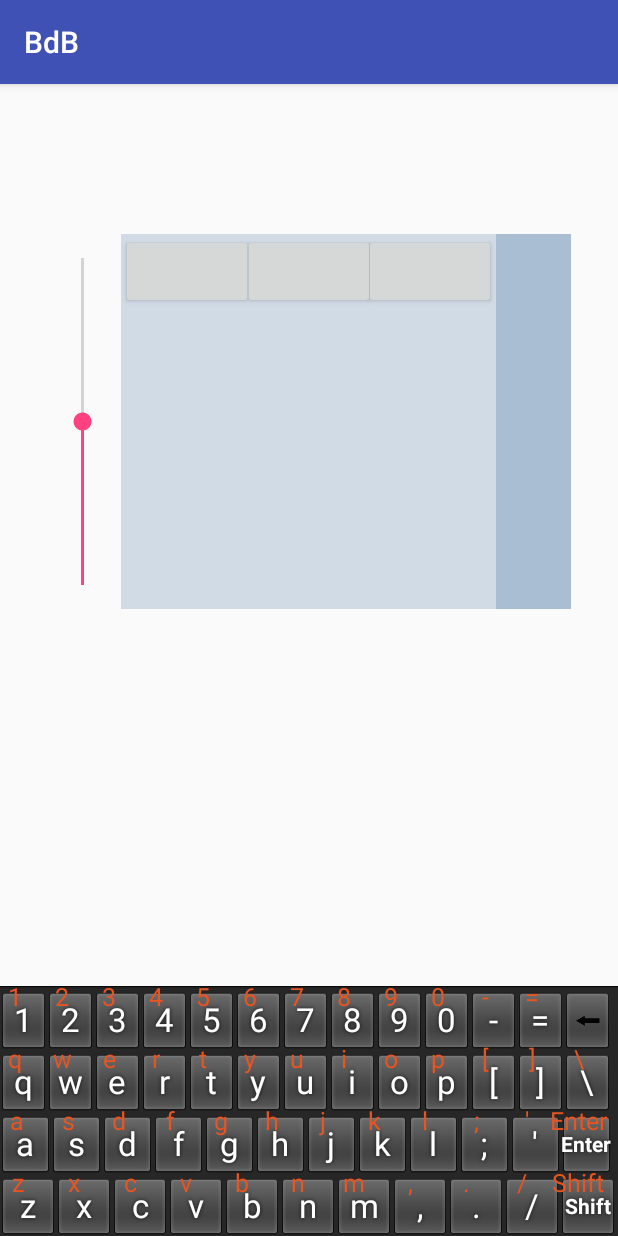
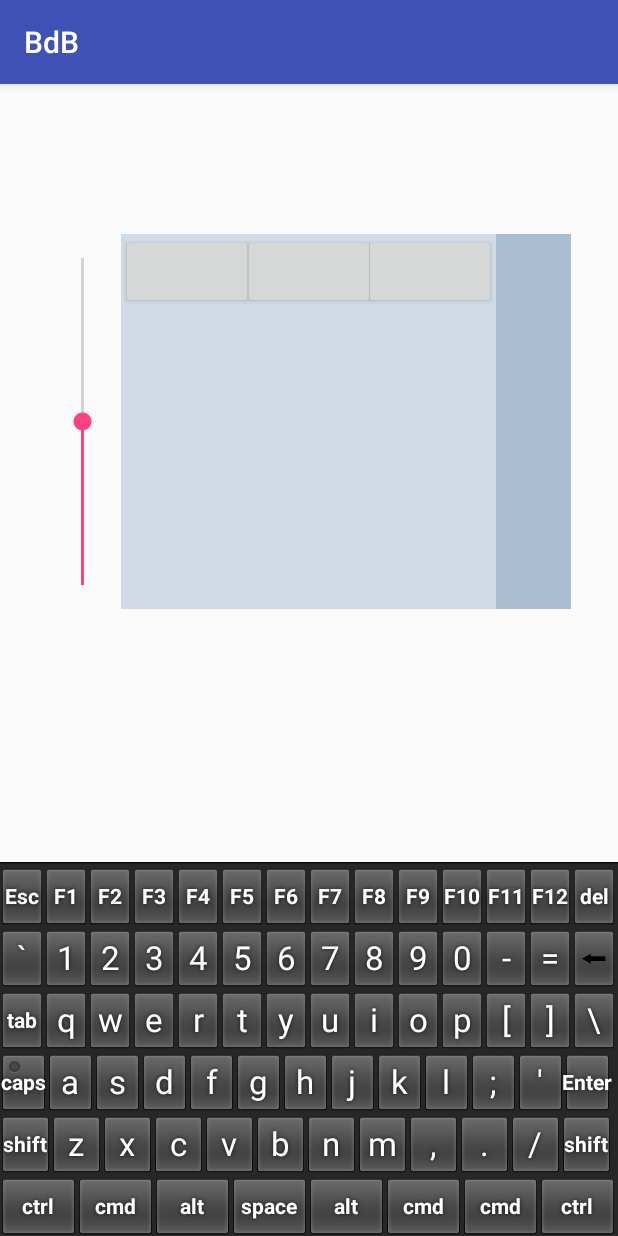
Before and after one commit to gnotomista/BdB, an Android app: the fragment MouseKeyboardFragment shown on its own in the app's theme, after a tap on an icon or button, on a phone screen of 412 x 824 dp. Run offline under Robolectric (Android 15) with nearby library versions, the phone set to English and light mode, and no system bars.

Commit message:
further modification to custom keyboard (sticky button, codes and labels)

```diff
--- a/app/src/main/java/com/example/gennaro/bdb/ProgKeyboard.java
+++ b/app/src/main/java/com/example/gennaro/bdb/ProgKeyboard.java
@@ -13,6 +13,7 @@
 import java.io.IOException;
 import java.util.ArrayList;
 import java.util.HashMap;
+import java.util.List;
 import java.util.Map;
 
 public class ProgKeyboard {
@@ -24,18 +25,18 @@
 
     private KeyboardView.OnKeyboardActionListener onKeyboardActionListener = new KeyboardView.OnKeyboardActionListener() {
         @Override
-        public void onPress(int i) {
+        public void onPress(int keycode) {
 
         }
 
         @Override
-        public void onRelease(int i) {
+        public void onRelease(int keycode) {
 
         }
 
         @Override
-        public void onKey(int i, int[] ints) {
-            decodeAndSend(i, ints);
+        public void onKey(int keycode, int[] keycodes) {
+            decodeAndSend(keycode, keycodes);
         }
 
         @Override
@@ -97,7 +98,17 @@
         keyboardView.setEnabled(false);
     }
 
-    private void decodeAndSend(int keyCode, int[] allKeyCodes) {
+    private void decodeAndSend(int keyCode, int[] keyCodes) {
+        List<Keyboard.Key> keys = this.keyboardView.getKeyboard().getKeys();
+        for (Keyboard.Key k : keys) {
+            if (k.codes[0] == 301) {
+                if (k.on)
+                    System.out.println("caps on");
+                else
+                    System.out.println("caps off");
+            }
+        }
+
         String keyChar = (pressedKey.get(keyCode)).get(1);
         if (keyCode < 0) {
             keyCodeString = keyChar + "+";
--- a/app/src/main/java/com/example/gennaro/bdb/ProgKeyboardView.java
+++ b/app/src/main/java/com/example/gennaro/bdb/ProgKeyboardView.java
@@ -31,20 +31,20 @@
         super(inEditMode ? new ContextWrapperInner(context) : context, attrs);
     }
 
-    @Override
-    public void onDraw(Canvas canvas) {
-        super.onDraw(canvas);
-
-        paint.setTextAlign(Paint.Align.CENTER);
-        paint.setTextSize(25);
-        paint.setColor(Color.parseColor("#E95420"));
-
-        List<Keyboard.Key> keys = getKeyboard().getKeys();
-        for(Keyboard.Key key: keys) {
-            if(key.label != null)
-                canvas.drawText(key.label.toString(), key.x + (key.width/3), key.y + (key.height/3), paint);
-        }
-    }
+//    @Override
+//    public void onDraw(Canvas canvas) {
+//        super.onDraw(canvas);
+//
+//        paint.setTextAlign(Paint.Align.CENTER);
+//        paint.setTextSize(25);
+//        paint.setColor(Color.parseColor("#E95420"));
+//
+//        List<Keyboard.Key> keys = getKeyboard().getKeys();
+//        for(Keyboard.Key key: keys) {
+//            if(key.label != null)
+//                canvas.drawText(key.label.toString(), key.x + (key.width/3), key.y + (key.height/3), paint);
+//        }
+//    }
 
     public static class ContextWrapperInner extends ContextWrapper {
         Context base;
--- a/app/src/main/res/xml/prog_keyboard_qwerty.xml
+++ b/app/src/main/res/xml/prog_keyboard_qwerty.xml
@@ -1,63 +1,93 @@
 <?xml version="1.0" encoding="utf-8"?>
 <Keyboard xmlns:android="http://schemas.android.com/apk/res/android"
-    android:keyWidth="10%p"
+    android:keyWidth="20%p"
     android:keyHeight="5%p" >
 
     <Row>
-        <Key android:codes="1" android:keyLabel="1" android:keyEdgeFlags="left">1</Key>
-        <Key android:codes="2" android:keyLabel="2">2</Key>
-        <Key android:codes="3" android:keyLabel="3">3</Key>
-        <Key android:codes="4" android:keyLabel="4">4</Key>
-        <Key android:codes="5" android:keyLabel="5">5</Key>
-        <Key android:codes="6" android:keyLabel="6">6</Key>
-        <Key android:codes="7" android:keyLabel="7">7</Key>
-        <Key android:codes="8" android:keyLabel="8">8</Key>
-        <Key android:codes="9" android:keyLabel="9">9</Key>
-        <Key android:codes="10" android:keyLabel="0">0</Key>
-        <Key android:codes="11" android:keyLabel="-">-</Key>
-        <Key android:codes="12" android:keyLabel="=">=</Key>
-        <Key android:codes="13" android:keyIcon="@mipmap/backspace" android:keyEdgeFlags="right">BackSpace</Key>
+        <Key android:codes="1" android:keyLabel="Esc" android:keyEdgeFlags="left" android:isRepeatable="true">Escape</Key>
+        <Key android:codes="2" android:keyLabel="F1" android:isRepeatable="true">F1</Key>
+        <Key android:codes="3" android:keyLabel="F2" android:isRepeatable="true">F2</Key>
+        <Key android:codes="4" android:keyLabel="F3" android:isRepeatable="true">F3</Key>
+        <Key android:codes="5" android:keyLabel="F4" android:isRepeatable="true">F4</Key>
+        <Key android:codes="6" android:keyLabel="F5" android:isRepeatable="true">F5</Key>
+        <Key android:codes="7" android:keyLabel="F6" android:isRepeatable="true">F6</Key>
+        <Key android:codes="8" android:keyLabel="F7" android:isRepeatable="true">F7</Key>
+        <Key android:codes="9" android:keyLabel="F8" android:isRepeatable="true">F8</Key>
+        <Key android:codes="10" android:keyLabel="F9" android:isRepeatable="true">F9</Key>
+        <Key android:codes="11" android:keyLabel="F10" android:isRepeatable="true">F10</Key>
+        <Key android:codes="12" android:keyLabel="F11" android:isRepeatable="true">F11</Key>
+        <Key android:codes="13" android:keyLabel="F12" android:isRepeatable="true">F12</Key>
+        <Key android:codes="14" android:keyLabel="del" android:keyEdgeFlags="right" android:isRepeatable="true">Delete</Key>
     </Row>
     <Row>
-        <Key android:codes="100" android:keyLabel="q" android:keyEdgeFlags="left">q</Key>
-        <Key android:codes="101" android:keyLabel="w">w</Key>
-        <Key android:codes="102" android:keyLabel="e">e</Key>
-        <Key android:codes="103" android:keyLabel="r">r</Key>
-        <Key android:codes="104" android:keyLabel="t">t</Key>
-        <Key android:codes="105" android:keyLabel="y">y</Key>
-        <Key android:codes="106" android:keyLabel="u">u</Key>
-        <Key android:codes="107" android:keyLabel="i">i</Key>
-        <Key android:codes="108" android:keyLabel="o">o</Key>
-        <Key android:codes="109" android:keyLabel="p">p</Key>
-        <Key android:codes="110" android:keyLabel="[">[</Key>
-        <Key android:codes="111" android:keyLabel="]">]</Key>
-        <Key android:codes="112" android:keyLabel="\\\" android:keyEdgeFlags="right">\</Key>
+        <Key android:codes="101" android:keyLabel="`" android:keyEdgeFlags="left" android:isRepeatable="true">`</Key>
+        <Key android:codes="102" android:keyLabel="1" android:isRepeatable="true">1</Key>
+        <Key android:codes="103" android:keyLabel="2" android:isRepeatable="true">2</Key>
+        <Key android:codes="104" android:keyLabel="3" android:isRepeatable="true">3</Key>
+        <Key android:codes="105" android:keyLabel="4" android:isRepeatable="true">4</Key>
+        <Key android:codes="106" android:keyLabel="5" android:isRepeatable="true">5</Key>
+        <Key android:codes="107" android:keyLabel="6" android:isRepeatable="true">6</Key>
+        <Key android:codes="108" android:keyLabel="7" android:isRepeatable="true">7</Key>
+        <Key android:codes="109" android:keyLabel="8" android:isRepeatable="true">8</Key>
+        <Key android:codes="110" android:keyLabel="9" android:isRepeatable="true">9</Key>
+        <Key android:codes="111" android:keyLabel="0" android:isRepeatable="true">0</Key>
+        <Key android:codes="112" android:keyLabel="-" android:isRepeatable="true">minus</Key>
+        <Key android:codes="113" android:keyLabel="=" android:isRepeatable="true">equal</Key>
+        <Key android:codes="114" android:keyIcon="@mipmap/backspace" android:keyEdgeFlags="right" android:isRepeatable="true">BackSpace</Key>
     </Row>
     <Row>
-        <Key android:codes="200" android:keyLabel="a" android:keyEdgeFlags="left">a</Key>
-        <Key android:codes="201" android:keyLabel="s">s</Key>
-        <Key android:codes="202" android:keyLabel="d">d</Key>
-        <Key android:codes="203" android:keyLabel="f">f</Key>
-        <Key android:codes="204" android:keyLabel="g">g</Key>
-        <Key android:codes="205" android:keyLabel="h">h</Key>
-        <Key android:codes="206" android:keyLabel="j">j</Key>
-        <Key android:codes="207" android:keyLabel="k">k</Key>
-        <Key android:codes="208" android:keyLabel="l">l</Key>
-        <Key android:codes="209" android:keyLabel=";">;</Key>
-        <Key android:codes="210" android:keyLabel="'">'</Key>
-        <Key android:codes="211" android:keyLabel="Enter" android:keyEdgeFlags="right">Return</Key>
+        <Key android:codes="201" android:keyLabel="tab" android:keyEdgeFlags="left" android:isRepeatable="true">Tab</Key>
+        <Key android:codes="202" android:keyLabel="q" android:isRepeatable="true">q</Key>
+        <Key android:codes="203" android:keyLabel="w" android:isRepeatable="true">w</Key>
+        <Key android:codes="204" android:keyLabel="e" android:isRepeatable="true">e</Key>
+        <Key android:codes="205" android:keyLabel="r" android:isRepeatable="true">r</Key>
+        <Key android:codes="206" android:keyLabel="t" android:isRepeatable="true">t</Key>
+        <Key android:codes="207" android:keyLabel="y" android:isRepeatable="true">y</Key>
+        <Key android:codes="208" android:keyLabel="u" android:isRepeatable="true">u</Key>
+        <Key android:codes="209" android:keyLabel="i" android:isRepeatable="true">i</Key>
+        <Key android:codes="210" android:keyLabel="o" android:isRepeatable="true">o</Key>
+        <Key android:codes="211" android:keyLabel="p" android:isRepeatable="true">p</Key>
+        <Key android:codes="212" android:keyLabel="[" android:isRepeatable="true">[</Key>
+        <Key android:codes="213" android:keyLabel="]" android:isRepeatable="true">]</Key>
+        <Key android:codes="214" android:keyLabel="\\\" android:keyEdgeFlags="right" android:isRepeatable="true">\</Key>
     </Row>
     <Row>
-        <Key android:codes="300" android:keyLabel="z" android:keyEdgeFlags="left">z</Key>
-        <Key android:codes="301" android:keyLabel="x">x</Key>
-        <Key android:codes="302" android:keyLabel="c">c</Key>
-        <Key android:codes="303" android:keyLabel="v">v</Key>
-        <Key android:codes="304" android:keyLabel="b">b</Key>
-        <Key android:codes="305" android:keyLabel="n">n</Key>
-        <Key android:codes="306" android:keyLabel="m">m</Key>
-        <Key android:codes="307" android:keyLabel=",">,</Key>
-        <Key android:codes="308" android:keyLabel=".">.</Key>
-        <Key android:codes="309" android:keyLabel="/">/</Key>
-        <Key android:codes="-310" android:keyLabel="Shift" android:keyEdgeFlags="right">Shift</Key>
+        <Key android:codes="301" android:keyLabel="caps" android:keyEdgeFlags="left" android:isRepeatable="true" android:isSticky="true">caps</Key>
+        <Key android:codes="302" android:keyLabel="a" android:isRepeatable="true">a</Key>
+        <Key android:codes="303" android:keyLabel="s" android:isRepeatable="true">s</Key>
+        <Key android:codes="304" android:keyLabel="d" android:isRepeatable="true">d</Key>
+        <Key android:codes="305" android:keyLabel="f" android:isRepeatable="true">f</Key>
+        <Key android:codes="306" android:keyLabel="g" android:isRepeatable="true">g</Key>
+        <Key android:codes="307" android:keyLabel="h" android:isRepeatable="true">h</Key>
+        <Key android:codes="308" android:keyLabel="j" android:isRepeatable="true">j</Key>
+        <Key android:codes="309" android:keyLabel="k" android:isRepeatable="true">k</Key>
+        <Key android:codes="310" android:keyLabel="l" android:isRepeatable="true">l</Key>
+        <Key android:codes="311" android:keyLabel=";" android:isRepeatable="true">;</Key>
+        <Key android:codes="312" android:keyLabel="'" android:isRepeatable="true">'</Key>
+        <Key android:codes="313" android:keyLabel="Enter" android:keyEdgeFlags="right" android:isRepeatable="true">Return</Key>
+    </Row>
+    <Row>
+        <Key android:codes="-401" android:keyLabel="shift" android:keyEdgeFlags="left" android:isRepeatable="true">Shift</Key>
+        <Key android:codes="402" android:keyLabel="z" android:isRepeatable="true">z</Key>
+        <Key android:codes="403" android:keyLabel="x" android:isRepeatable="true">x</Key>
+        <Key android:codes="404" android:keyLabel="c" android:isRepeatable="true">c</Key>
+        <Key android:codes="405" android:keyLabel="v" android:isRepeatable="true">v</Key>
+        <Key android:codes="406" android:keyLabel="b" android:isRepeatable="true">b</Key>
+        <Key android:codes="407" android:keyLabel="n" android:isRepeatable="true">n</Key>
+        <Key android:codes="408" android:keyLabel="m" android:isRepeatable="true">m</Key>
+        <Key android:codes="409" android:keyLabel="," android:isRepeatable="true">,</Key>
+        <Key android:codes="410" android:keyLabel="." android:isRepeatable="true">.</Key>
+        <Key android:codes="411" android:keyLabel="/" android:isRepeatable="true">/</Key>
+        <Key android:codes="-412" android:keyLabel="shift" android:keyEdgeFlags="right" android:isRepeatable="true">Shift</Key>
+    </Row>
+    <Row>
+        <Key android:codes="-501" android:keyLabel="ctrl" android:keyEdgeFlags="left" android:isRepeatable="true">Ctrl</Key>
+        <Key android:codes="502" android:keyLabel="cmd" android:isRepeatable="true">space</Key>
+        <Key android:codes="-503" android:keyLabel="alt" android:isRepeatable="true">Alt</Key>
+        <Key android:codes="504" android:keyLabel="space" android:isRepeatable="true">space</Key>
+        <Key android:codes="-505" android:keyLabel="alt" android:isRepeatable="true">Alt</Key>
+        <Key android:codes="506" android:keyLabel="cmd" android:isRepeatable="true">space</Key>
+        <Key android:codes="507" android:keyLabel="cmd" android:isRepeatable="true">space</Key>
+        <Key android:codes="-508" android:keyLabel="ctrl" android:keyEdgeFlags="right" android:isRepeatable="true">Ctrl</Key>
     </Row>
 </Keyboard>
```
